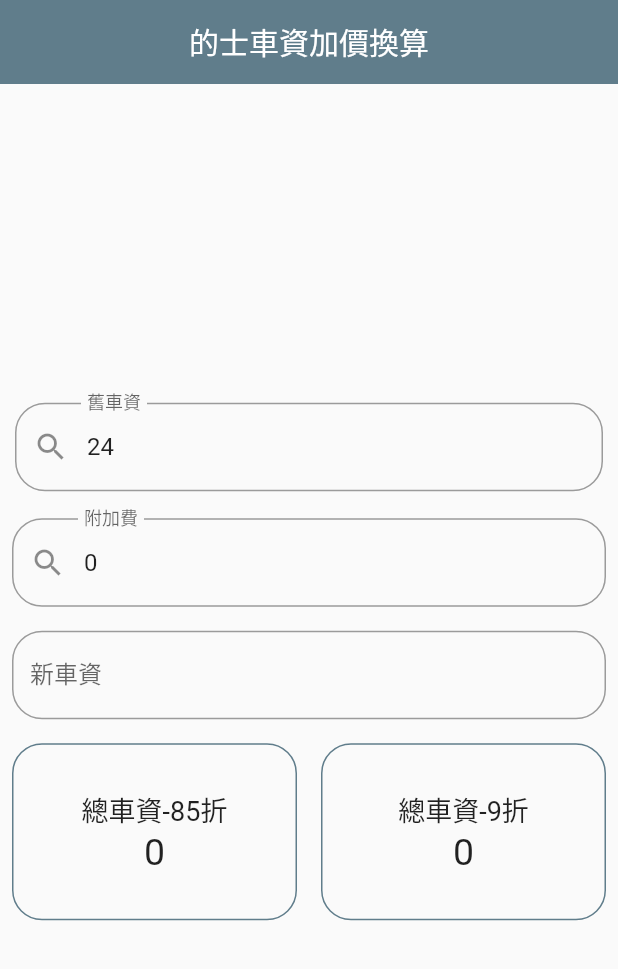
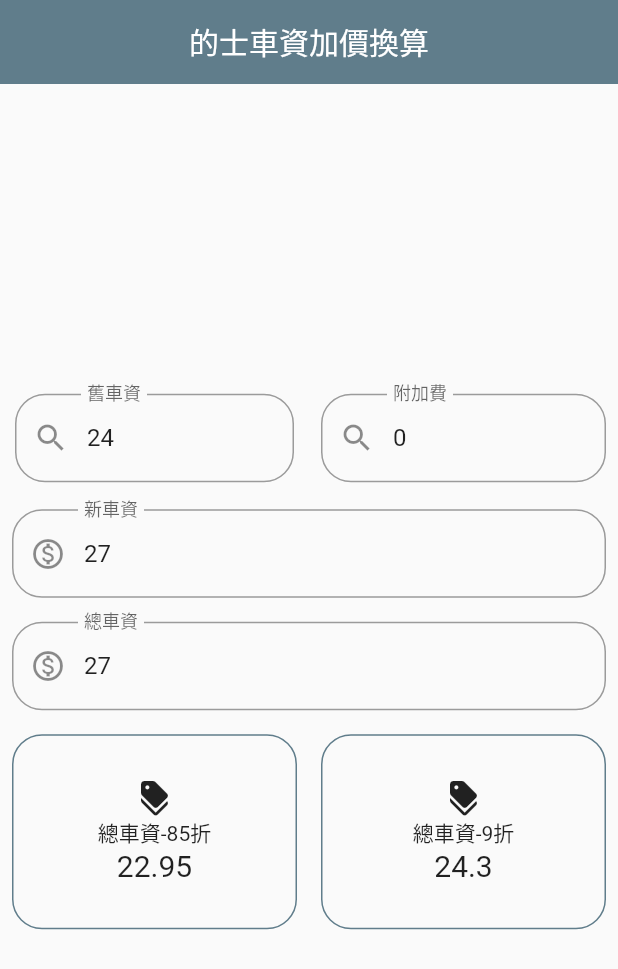
Before and after one commit to Mgambo/hk-taxi-discount-calculator, a Flutter app: the screen it shows after launch, on a phone screen of 412 x 824 dp. Shown: the top 969 px of the screen. Run offline on Flutter 3.47's test engine with Material 2 defaults, Android fonts, the phone set to English and light mode, and no system bars.

Commit message:
added total price

```diff
--- a/lib/components/price.dart
+++ b/lib/components/price.dart
@@ -17,12 +17,13 @@ class priceField extends StatelessWidget {
       ),
       child: Column(
         children: <Widget>[
+          const Icon(Icons.discount),
           Container(
             child:
               Text(
                 label,
                 textAlign: TextAlign.center,
-                style: const TextStyle(fontSize: 18.0),
+                style: const TextStyle(fontSize: 14.0),
               )
           ),
           Text(price, textAlign: TextAlign.center)
--- a/lib/consts/languages/chinese.dart
+++ b/lib/consts/languages/chinese.dart
@@ -3,6 +3,7 @@ class label {
   static const originalPrice = '舊車資';
   static const newPrice = '新車資';
   static const extraPrice = '附加費';
+  static const totalPrice = '總車資';
   static const eightyFive = '總車資-85折';
   static const ninety = '總車資-9折';
 }
--- a/lib/main.dart
+++ b/lib/main.dart
@@ -17,7 +17,7 @@ class MyApp extends StatelessWidget {
       debugShowCheckedModeBanner: false,
       theme: ThemeData(
         textTheme: const TextTheme(
-          bodyMedium: TextStyle(fontSize: 25.0)
+          bodyMedium: TextStyle(fontSize: 20.0)
         ),
         primarySwatch: Colors.blueGrey,
       ),
--- a/lib/screens/home.dart
+++ b/lib/screens/home.dart
@@ -1,7 +1,8 @@
 import 'package:flutter/material.dart';
+import '../consts/rate.dart';
 import '../consts/languages/chinese.dart';
+import '../components/price.dart';
 import '../utils/rate.dart';
-import '../components/price.dart';
 
 class MyHomePage extends StatefulWidget {
   const MyHomePage({Key? key, required this.title}) : super(key: key);
@@ -13,22 +14,70 @@ class MyHomePage extends StatefulWidget {
 
 class _MyHomePageState extends State<MyHomePage> {
   final newPriceController = TextEditingController();
+  final extraPriceController = TextEditingController();
+  final oldPriceController = TextEditingController();
+  final totalPriceController = TextEditingController();
+
   String ninetyPrice = '0';
   String eightyFivePrice = '0';
 
-  void calculatePrice(value) {
+  @override
+  void initState() {
+    // TODO: implement initState
+    super.initState();
+
+    extraPriceController.text = '0';
+    oldPriceController.text = rate.oldPrice.toString();
+    newPriceController.text = rate.newPrice.toString();
+    totalPriceController.text = rate.newPrice.toString();
+    eightyFivePrice = (rate.newPrice * 0.85).toString();
+    ninetyPrice = (rate.newPrice * 0.9).toString();
+  }
+
+  void calculatePrice(String value, String type) {
     num newPrice = 0;
+    num oldPrice = 0;
+    num extraPrice = 0;
+    num totalPrice = 0;
+
+    if (value == '') value = '0';
+
+    switch (type) {
+      case 'extra':
+        extraPrice = num.parse(value);
+        oldPrice = num.parse(oldPriceController.text);
+        break;
+      case 'old':
+        extraPrice = num.parse(extraPriceController.text);
+        oldPrice = num.parse(value);
+    }
+
     setState(() {
-      if (value != '' && rateUtil().validatePrice(num.parse(value))) {
-        newPrice = rateUtil().calcNewPrice(num.parse(value)); //num.parse(value) * 0.85;
+      if (rateUtil().validatePrice(oldPrice)) {
+        newPrice = rateUtil().calcNewPrice(oldPrice); //num.parse(value) * 0.85;
       } else {
         newPrice = 0;
       }
       newPriceController.text = newPrice.toString();
-      eightyFivePrice = (newPrice * 0.85).toStringAsPrecision(3).toString();
-      ninetyPrice = (newPrice * 0.9).toStringAsPrecision(3).toString();
+      totalPrice = newPrice + extraPrice;
+      totalPriceController.text = totalPrice.toString();
+      eightyFivePrice = (totalPrice * 0.85).toStringAsPrecision(3).toString();
+      ninetyPrice = (totalPrice * 0.9).toStringAsPrecision(3).toString();
       priceField.priceController.text = ninetyPrice;
     });
+  }
+
+  String ? get oldPriceErrorText {
+    final text = oldPriceController.value.text;
+    String wrongPriceText = '錯誤車資, 請輸入';
+    if (text == '') {
+      return wrongPriceText;
+    }
+    if (num.parse(text) < 24) {
+      return wrongPriceText;
+    }
+    // return null if the text is valid
+    return null;
   }
 
   @override
@@ -44,27 +93,50 @@ class _MyHomePageState extends State<MyHomePage> {
         child: Column(
           mainAxisAlignment: MainAxisAlignment.center,
           children: <Widget>[
-            Padding(padding: const EdgeInsets.all(10.0),
+            Row(
+              children: [
+                Expanded(
+                  child:Padding(padding: const EdgeInsets.all(10.0),
                     child: TextFormField(
-                initialValue: '24',
-                onChanged: calculatePrice,
-                keyboardType: TextInputType.number,
+                      controller: oldPriceController,
+                      onChanged: (value) => calculatePrice(value, 'old'),
+                      keyboardType: const TextInputType.numberWithOptions(decimal: true),
                       decoration: InputDecoration(
                         prefixIcon: const Icon(Icons.search),
                         labelText: label.originalPrice,
                         border: OutlineInputBorder(
                           borderRadius: BorderRadius.circular(20)
                         ),
+                        errorText: oldPriceErrorText
                       ),
                     ),
+                  )
+                ),
+                Expanded(
+                  child: Padding(padding: const EdgeInsets.all(8.0),
+                    child: TextFormField(
+                      controller: extraPriceController,
+                      onChanged: (value) => calculatePrice(value, 'extra'),
+                      keyboardType: const TextInputType.numberWithOptions(decimal: true),
+                      decoration: InputDecoration(
+                        prefixIcon: const Icon(Icons.search),
+                        labelText: label.extraPrice,
+                        border: OutlineInputBorder(
+                          borderRadius: BorderRadius.circular(20)
+                        )
+                      ),
+                    ),
+                  )
+                )
+              ]
             ),
             Padding(padding: const EdgeInsets.all(8.0),
               child: TextFormField(
-                initialValue: '0',
-                keyboardType: TextInputType.number,
+                readOnly: true,
+                controller: newPriceController,
                 decoration: InputDecoration(
-                  prefixIcon: const Icon(Icons.search),
-                  labelText: label.extraPrice,
+                  prefixIcon: const Icon(Icons.monetization_on_outlined),
+                  labelText: label.newPrice,
                   border: OutlineInputBorder(
                     borderRadius: BorderRadius.circular(20)
                   ),
@@ -74,10 +146,10 @@ class _MyHomePageState extends State<MyHomePage> {
             Padding(padding: const EdgeInsets.all(8.0),
               child: TextFormField(
                 readOnly: true,
-                controller: newPriceController,
+                controller: totalPriceController,
                 decoration: InputDecoration(
-                  prefixText: '\$ ',
-                  labelText: label.newPrice,
+                  prefixIcon: const Icon(Icons.monetization_on_outlined),
+                  labelText: label.totalPrice,
                   border: OutlineInputBorder(
                     borderRadius: BorderRadius.circular(20)
                   ),
```
Lines whose indentation alone changed are shown as unchanged.
